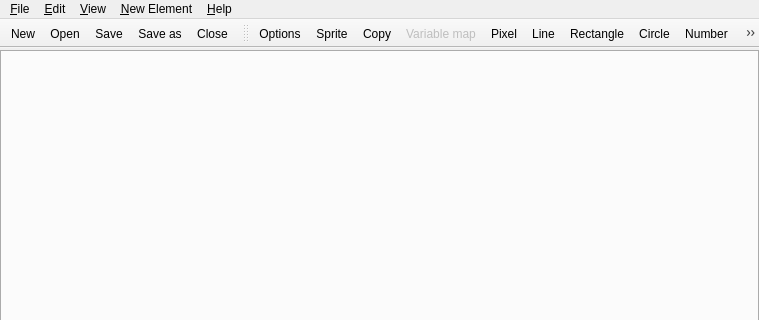
This is src/GUI/mainwindow.ui in spillerrec/RICcreator as Qt 5 draws it before an edit; both pictures show x 0 to 759 and y 0 to 320 of the 759 by 650 pixel window. The edited form follows.
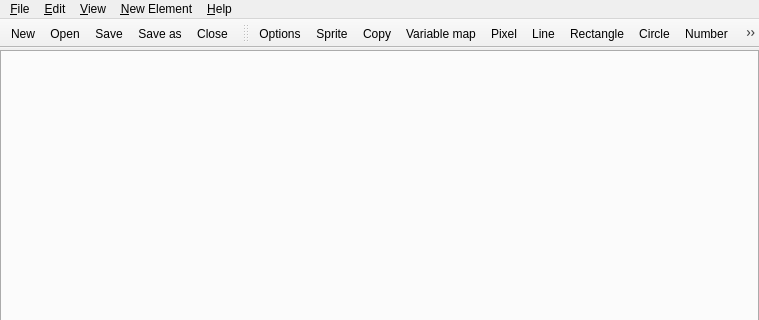
This is the edited form. Icons and pictures are not drawn.

Commit message: ENHANCEMEND: nxtCanvas has offset, nxtCanvasWidget now automatically resizes ADD: VarMap and Polygon editable FIX: ricVarId marks file as edited FIX: nxtCanvasWidgetContainer scrollbar Fixed ADD: application icon ADD: link to website documentation added ADD: file not saved dialog polished

```diff
--- a/src/GUI/mainwindow.ui
+++ b/src/GUI/mainwindow.ui
@@ -159,7 +159,7 @@
    <addaction name="action_new_circle"/>
    <addaction name="action_new_number"/>
    <addaction name="action_new_ellipse"/>
-   <addaction name="action_new_polyline"/>
+   <addaction name="action_new_polygon"/>
   </widget>
   <action name="action_New">
    <property name="checkable">
@@ -261,9 +261,6 @@
    </property>
   </action>
   <action name="action_new_varmap">
-   <property name="enabled">
-    <bool>false</bool>
-   </property>
    <property name="text">
     <string>Variable map</string>
    </property>
@@ -298,12 +295,9 @@
     <string>Ellipse</string>
    </property>
   </action>
-  <action name="action_new_polyline">
-   <property name="enabled">
-    <bool>false</bool>
-   </property>
+  <action name="action_new_polygon">
    <property name="text">
-    <string>Polyline</string>
+    <string>Polygon</string>
    </property>
   </action>
   <action name="actionCopy_2">
```
Left out of the diff: 49 changed lines with no effect on the pictures. The commit also changes 28 other files.
